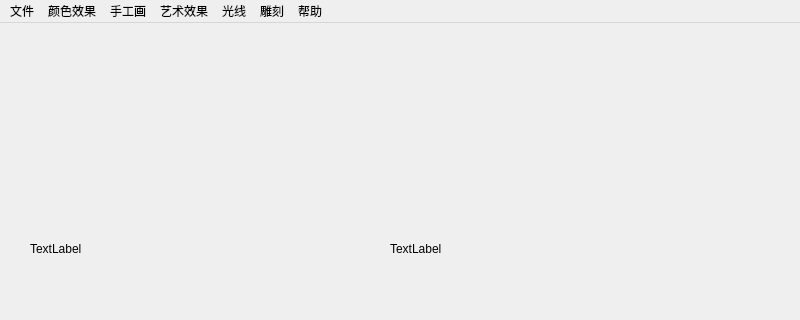
lzlylly521/project8, file mainwindow.ui: the form before one commit; both pictures show x 0 to 800 and y 0 to 320 of the 800 by 600 pixel window.
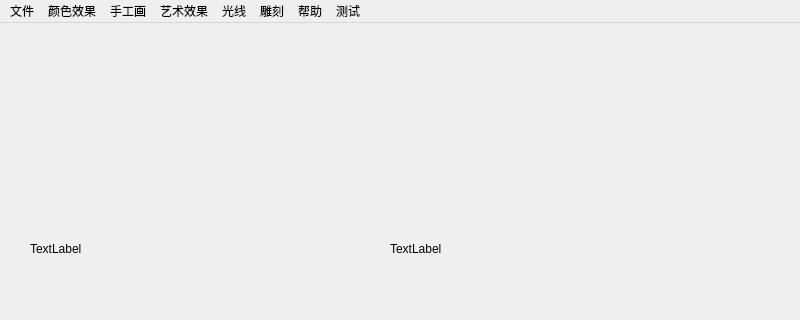
The form after the commit.

Patch:
```diff
--- a/mainwindow.ui
+++ b/mainwindow.ui
@@ -147,6 +147,12 @@
     <addaction name="actionversion"/>
     <addaction name="actionauthor"/>
    </widget>
+   <widget class="QMenu" name="menu_8">
+    <property name="title">
+     <string>测试</string>
+    </property>
+    <addaction name="actiontest1"/>
+   </widget>
    <addaction name="menu"/>
    <addaction name="menu_2"/>
    <addaction name="menu_3"/>
@@ -154,6 +160,7 @@
    <addaction name="menu_5"/>
    <addaction name="menu_6"/>
    <addaction name="menu_7"/>
+   <addaction name="menu_8"/>
   </widget>
   <widget class="QStatusBar" name="statusbar"/>
   <action name="actiondefault_file">
```
Left out of the diff: 5 changed lines with no effect on the pictures.
